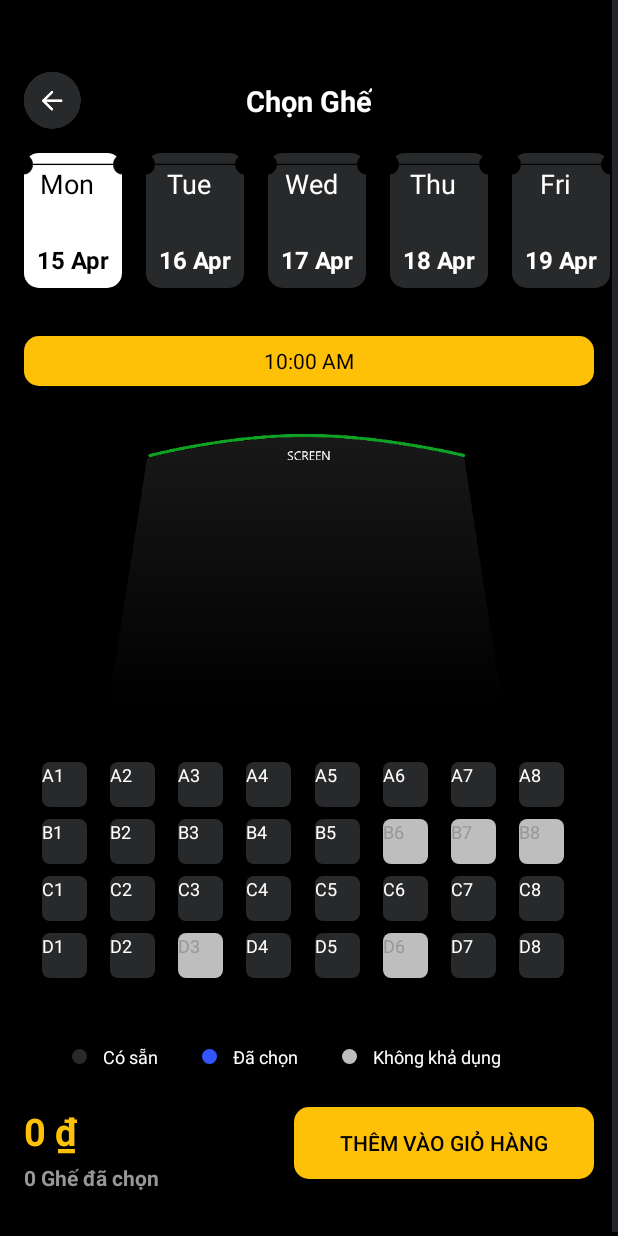
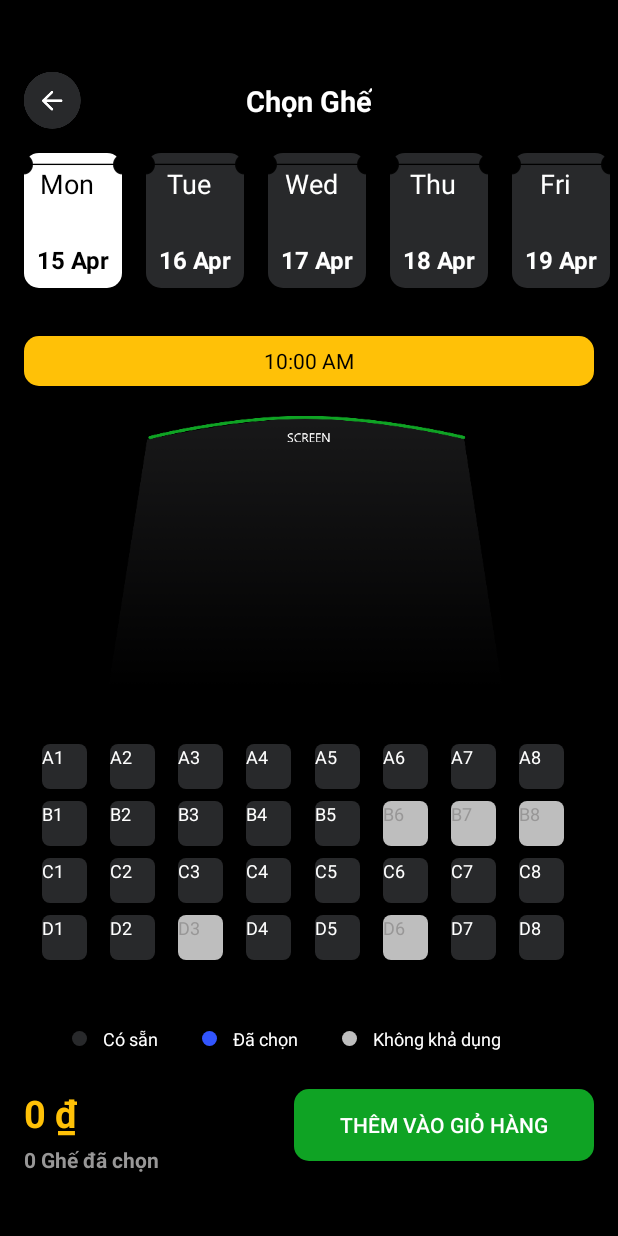
Before and after one commit to LouisHoangrn/ticket-booking-android, an Android app: the SeatListActivity screen opened directly, with no data from a screen before it, on a phone screen of 412 x 824 dp. Run offline under Robolectric (Android 15) with nearby library versions, the phone set to English and light mode, and no system bars; our stand-ins replace Firebase (no records; nobody signed in at launch, a user with empty details on screens opened directly).

```diff
--- a/app/src/main/java/com/finalexam/project/activity/SeatListActivity.kt
+++ b/app/src/main/java/com/finalexam/project/activity/SeatListActivity.kt
@@ -21,10 +21,24 @@ import com.google.firebase.database.FirebaseDatabase
 import java.text.NumberFormat
 import java.util.Locale
 
+/**
+ * Activity cho phép người dùng chọn ngày, giờ và ghế ngồi cho một bộ phim.
+ * Sau đó, tạo và thêm CartItem vào giỏ hàng Firebase.
+ */
 class SeatListActivity : AppCompatActivity(),
     DateAdapter.OnDateSelectedListener,
     TimeAdapter.OnTimeSelectedListener,
     SeatListAdapter.SelectedSeat {
+
+    // -------------------------------------------------------------------------
+    // CÁC HẰNG SỐ ĐỂ NHẬN DỮ LIỆU TỪ INTENT
+    companion object {
+        const val EXTRA_FILM_ID = "extra_film_id"
+        const val EXTRA_FILM_TITLE = "extra_film_title"
+        const val EXTRA_FILM_PRICE = "extra_film_price"
+        const val EXTRA_FILM_POSTER = "extra_film_poster" // ĐÃ THÊM: Hằng số cho Poster URL
+    }
+    // -------------------------------------------------------------------------
 
     private lateinit var binding: ActivitySeatListBinding
     private lateinit var seatListAdapter: SeatListAdapter
@@ -37,9 +51,12 @@ class SeatListActivity : AppCompatActivity(),
     private var selectedSeatNames: List<String> = emptyList()
     private var currentNumSelected: Int = 0
 
-    // Giá cứng (Mock Data)
-    private val FILM_TITLE = "Black Panther: Wakanda Forever"
-    private val SINGLE_TICKET_PRICE = 75000.0 // 75,000 VNĐ
+    // Giá trị Phim (Được khởi tạo từ Intent hoặc dùng giá trị mặc định)
+    private var FILM_ID: Int = 0
+    private var FILM_TITLE: String = ""
+    private var SINGLE_TICKET_PRICE: Double = 0.0 // Giá 1 vé
+    private var FILM_POSTER_URL: String = "" // ĐÃ THÊM: Thuộc tính lưu Poster URL
+
     private val formatter = NumberFormat.getCurrencyInstance(Locale("vi", "VN"))
 
     // Dependencies cho ViewModel
@@ -52,6 +69,27 @@ class SeatListActivity : AppCompatActivity(),
         super.onCreate(savedInstanceState)
         binding = ActivitySeatListBinding.inflate(layoutInflater)
         setContentView(binding.root)
+
+        // ---------------------------------------------------------------------
+        // 1. LẤY DỮ LIỆU PHIM TỪ INTENT
+        val intentExtras = intent.extras
+        if (intentExtras != null) {
+            // Lấy dữ liệu thực tế được truyền từ màn hình chi tiết phim
+            FILM_ID = intentExtras.getInt(EXTRA_FILM_ID, 1) // Default 1
+            FILM_TITLE = intentExtras.getString(EXTRA_FILM_TITLE, "Black Panther: Wakanda Forever")!!
+            SINGLE_TICKET_PRICE = intentExtras.getDouble(EXTRA_FILM_PRICE, 75000.0) // Default 75k
+            FILM_POSTER_URL = intentExtras.getString(EXTRA_FILM_POSTER, "") ?: "" // ĐÃ THÊM: Lấy Poster URL
+        } else {
+            // Trường hợp không có Intent Extras (ví dụ: chạy test)
+            FILM_ID = 1
+            FILM_TITLE = "Black Panther: Wakanda Forever (Mặc định)"
+            SINGLE_TICKET_PRICE = 75000.0
+            FILM_POSTER_URL = "" // Mặc định là chuỗi rỗng
+        }
+        // Hiển thị tên phim (Nếu Activity có TextView hiển thị tên phim)
+        // binding.filmTitleTxt.text = FILM_TITLE
+        Log.d(TAG, "Đang đặt vé cho: $FILM_TITLE (ID: $FILM_ID, Poster: $FILM_POSTER_URL, Giá: $SINGLE_TICKET_PRICE)")
+        // ---------------------------------------------------------------------
 
         // Khởi tạo ViewModel
         val factory = CartViewModelFactory(database, userId)
@@ -75,28 +113,35 @@ class SeatListActivity : AppCompatActivity(),
     private fun setupDateRecyclerView() {
         // Mock Data for Dates
         val dates = listOf("Mon/15/Apr", "Tue/16/Apr", "Wed/17/Apr", "Thu/18/Apr", "Fri/19/Apr")
-        // 'this ' bây giờ là DateAdapter.OnDateSelectedListener (vì đã được khai báo ở trên)
         val dateAdapter = DateAdapter(dates, this)
         binding.dateRecyclerview.apply {
             layoutManager = LinearLayoutManager(this@SeatListActivity, LinearLayoutManager.HORIZONTAL, false)
             adapter = dateAdapter
+        }
+        // Chọn ngày đầu tiên làm mặc định nếu danh sách không rỗng
+        if (dates.isNotEmpty()) {
+            selectedDate = dates[0]
         }
     }
 
     private fun setupTimeRecyclerView() {
         // Mock Data for Times
         val times = listOf("10:00 AM", "02:00 PM", "06:30 PM", "09:45 PM")
-        // 'this' bây giờ là TimeAdapter.OnTimeSelectedListener (vì đã được khai báo ở trên)
         val timeAdapter = TimeAdapter(times, this)
         binding.timeRecyclerview.apply {
             layoutManager = LinearLayoutManager(this@SeatListActivity, LinearLayoutManager.HORIZONTAL, false)
             adapter = timeAdapter
         }
+        // Chọn giờ đầu tiên làm mặc định nếu danh sách không rỗng
+        if (times.isNotEmpty()) {
+            selectedTime = times[0]
+        }
     }
 
     private fun setupSeatRecyclerView() {
         val seatList = generateMockSeats()
-        seatListAdapter = SeatListAdapter(seatList, this, this) // 'this' là SelectedSeat Listener
+        // Đã sửa 'this' thứ 3 thành 'this' (SelectedSeat Listener)
+        seatListAdapter = SeatListAdapter(seatList, this, this)
         binding.seatRecyclerview.apply {
             layoutManager = GridLayoutManager(this@SeatListActivity, 8) // 8 cột ghế
             adapter = seatListAdapter
@@ -112,11 +157,12 @@ class SeatListActivity : AppCompatActivity(),
         for (row in rows) {
             for (col in 1..8) {
                 val seatName = "$row$col"
+                // Giả định SeatStatus.UNAVAILABLE tồn tại trong model.Seat
                 val status = when {
                     (row == "B" && col > 5) || (row == "D" && col % 3 == 0) -> Seat.SeatStatus.UNAVAILABLE
                     else -> Seat.SeatStatus.AVAILABLE
                 }
-                // Sử dụng constructor Seat(status, name) mới
+                // Giả định constructor của Seat là Seat(status: SeatStatus, name: String)
                 seats.add(Seat(status, seatName))
             }
         }
@@ -125,18 +171,16 @@ class SeatListActivity : AppCompatActivity(),
 
     // --- IMPLEMENT LISTENER INTERFACES ---
 
-    // onDateSelected là phương thức của DateAdapter.OnDateSelectedListener
     override fun onDateSelected(date: String) {
         selectedDate = date
         Log.d(TAG, "Ngày được chọn: $selectedDate")
-        // Khi ngày thay đổi, có thể cần tải lại trạng thái ghế (ví dụ: gọi API)
+        // Tải lại trạng thái ghế nếu cần
     }
 
-    // onTimeSelected là phương thức của TimeAdapter.OnTimeSelectedListener
     override fun onTimeSelected(time: String) {
         selectedTime = time
         Log.d(TAG, "Giờ được chọn: $selectedTime")
-        // Khi giờ thay đổi, có thể cần tải lại trạng thái ghế (ví dụ: gọi API)
+        // Tải lại trạng thái ghế nếu cần
     }
 
     // Listener từ SeatListAdapter
@@ -168,11 +212,12 @@ class SeatListActivity : AppCompatActivity(),
 
         val totalAmount = currentNumSelected * SINGLE_TICKET_PRICE
 
-        // Tạo đối tượng Ca rtItem
+        // Tạo đối tượng CartItem với dữ liệu phim ĐÃ NHẬN TỪ INTENT
         val cartItem = CartItem(
-            filmId = 1, // Mock ID
-            filmTitle = FILM_TITLE,
-            filmPrice = SINGLE_TICKET_PRICE,
+            filmId = FILM_ID, // Dữ liệu từ Intent
+            filmTitle = FILM_TITLE, // Dữ liệu từ Intent
+            filmPrice = SINGLE_TICKET_PRICE, // Dữ liệu từ Intent
+            filmPosterUrl = FILM_POSTER_URL, // ĐÃ THÊM: Dữ liệu Poster URL
             selectedDate = selectedDate,
             selectedTime = selectedTime,
             seatNames = selectedSeatNames,
@@ -180,7 +225,7 @@ class SeatListActivity : AppCompatActivity(),
             totalPrice = totalAmount
         )
 
-        // *** KHẮC PHỤC LỖI: Đổi tên hàm từ addToCart sang addItem  ***
+        // Thêm vào giỏ hàng qua ViewModel
         cartViewModel.addItem(cartItem)
 
         // Hiển thị thông báo và đóng Activity
--- a/app/src/main/java/com/finalexam/project/fragment/CartFragment.kt
+++ b/app/src/main/java/com/finalexam/project/fragment/CartFragment.kt
@@ -67,7 +67,8 @@ class CartFragment : Fragment(), CartActionListener {
         super.onViewCreated(view, savedInstanceState)
 
         // 1. Khởi tạo Adapter và gán listener
-        cartAdapter = CartAdapter(this)
+        // SỬA LỖI: Cần truyền requireContext() làm tham số đầu tiên cho Context
+        cartAdapter = CartAdapter(requireContext(), this)
 
         // 2. Thiết lập RecyclerView
         setupRecyclerView()
@@ -201,7 +202,7 @@ class CartFragment : Fragment(), CartActionListener {
 
 /**
  * ViewModel Factory cần thiết để cung cấp dependency (FirebaseDatabase và userId)
- * cho CartViewModel khi nó được khởi t  ạo.
+ * cho CartViewModel khi nó được khởi tạo.
  */
 class CartViewModelFactory(
     private val database: FirebaseDatabase,
--- a/app/src/main/java/com/finalexam/project/model/CartItem.kt
+++ b/app/src/main/java/com/finalexam/project/model/CartItem.kt
@@ -10,6 +10,7 @@ data class CartItem(
     val filmId: Int = 0,
     val filmTitle: String = "",
     val filmPrice: Double = 0.0, // Giá 1 vé
+    val filmPosterUrl: String = "", // ĐÃ THÊM: URL poster của phim
     val selectedDate: String = "",
     val selectedTime: String = "",
     val seatNames: List<String> = emptyList(), // Danh sách tên ghế (ví dụ: ["A1", "A2"])
--- a/app/src/main/res/layout/activity_seat_list.xml
+++ b/app/src/main/res/layout/activity_seat_list.xml
@@ -78,19 +78,20 @@
                 android:layout_height="wrap_content">
 
                 <!-- Màn hì   nh chiếu -->
+
                 <ImageView
                     android:id="@+id/cinemaScreen"
                     android:layout_width="0dp"
                     android:layout_height="wrap_content"
                     android:layout_marginHorizontal="64dp"
-                    android:layout_marginTop="16dp"
+                    android:layout_marginTop="4dp"
+                    android:adjustViewBounds="true"
+                    android:contentDescription="Màn hình chiếu"
+                    android:scaleType="fitXY"
+                    app:layout_constraintEnd_toEndOf="parent"
                     app:layout_constraintStart_toStartOf="parent"
-                    app:layout_constraintEnd_toEndOf="parent"
                     app:layout_constraintTop_toTopOf="parent"
-                    app:srcCompat="@drawable/cinema"
-                    android:scaleType="fitXY"
-                    android:adjustViewBounds="true"
-                    android:contentDescription="Màn hình chiếu"/>
+                    app:srcCompat="@drawable/cinema" />
 
                 <androidx.recyclerview.widget.RecyclerView
                     android:id="@+id/seatRecyclerview"
@@ -190,8 +191,8 @@
                     android:layout_width="200dp"
                     android:layout_height="wrap_content"
                     android:text="Thêm Vào Giỏ Hàng"
-                    android:textColor="@color/black"
-                    android:background="@drawable/yellow_bg"
+                    android:textColor="@color/white"
+                    android:background="@drawable/green_bg"
                     android:layout_marginVertical="8dp"
                     android:paddingVertical="12dp"
                     app:layout_constraintEnd_toEndOf="parent"
--- a/app/src/main/res/layout/fragment_cart.xml
+++ b/app/src/main/res/layout/fragment_cart.xml
@@ -102,9 +102,9 @@
             android:layout_width="0dp"
             android:layout_height="50dp"
             android:layout_marginTop="16dp"
-            android:background="@drawable/yellow_bg"
+            android:background="@drawable/green_bg"
             tools:text="Thanh Toán 150.000 VNĐ"
-            android:textColor="@color/black"
+            android:textColor="@color/white"
             android:textSize="16sp"
             android:textStyle="bold"
             app:layout_constraintBottom_toBottomOf="parent"
```
Also changed, not shown: app/src/main/java/com/finalexam/project/activity/DetailFilmActivity.kt (+15 -11 lines), app/src/main/java/com/finalexam/project/adapter/CartAdapter.kt (+20 -17 lines), app/src/main/java/com/finalexam/project/network/PaymentService.kt (+36 -22 lines).
